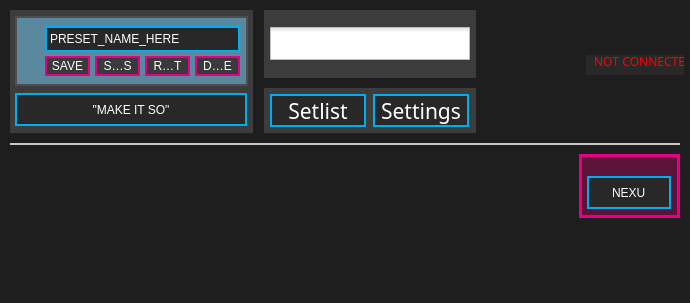
Above: standalone/advanced/forms/mainwindow.ui from Muse-Kinetics/softstep_editor before the change. Below: the same form after it.
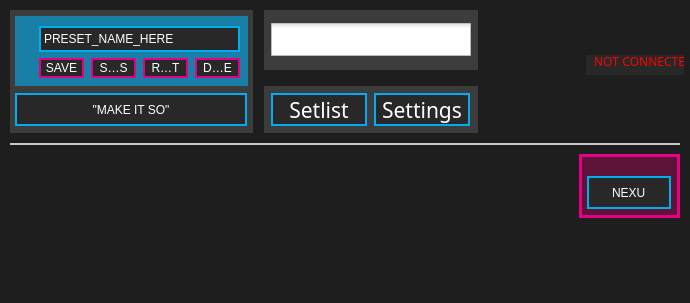
That is the form after the change. Icons and pictures are not drawn.

Commit message: some minor changes in the settings UI form — messing around with the global tab appearance. minor changes to the preset saving appearance.

Patch:
```diff
--- a/standalone/advanced/forms/mainwindow.ui
+++ b/standalone/advanced/forms/mainwindow.ui
@@ -120,14 +120,15 @@
       <string notr="true">/*----------- QFrame ------------*/
 QFrame
 {
-background: rgb(90,136,158);
-border: 2px solid rgb(78,78,80);
+	background: rgba(0, 174, 239, 150);
+/*background: rgba(90,136,158, 150);*/
+/*border: 2px solid rgb(78,78,80);*/
 }
 
 /*----------- QPushButton ------------*/
 QPushButton
 {
-	background: rgb(58,58,60);
+	background: rgb(40, 40, 40);
 	color: white;
 	border: 2px solid rgb(230,0,134);
 	font: 9pt &quot;Futura&quot;;
@@ -146,7 +147,7 @@
 /*----------- QToolButton ------------*/
 QToolButton
 {
-	background: rgb(58,58,60);
+	background: rgb(40, 40, 40);
 	color: white;
 	border: 2px solid rgb(230,0,134);
 	font: 9pt &quot;Futura&quot;;
@@ -238,8 +239,8 @@
      <widget class="QToolButton" name="save">
       <property name="geometry">
        <rect>
-        <x>30</x>
-        <y>40</y>
+        <x>24</x>
+        <y>42</y>
         <width>45</width>
         <height>20</height>
        </rect>
@@ -247,6 +248,9 @@
       <property name="toolTip">
        <string>Saves any changes to the &lt;br&gt;current preset.</string>
       </property>
+      <property name="styleSheet">
+       <string notr="true"/>
+      </property>
       <property name="text">
        <string>SAVE</string>
       </property>
@@ -254,8 +258,8 @@
      <widget class="QToolButton" name="saveas">
       <property name="geometry">
        <rect>
-        <x>80</x>
-        <y>40</y>
+        <x>76</x>
+        <y>42</y>
         <width>45</width>
         <height>20</height>
        </rect>
@@ -270,8 +274,8 @@
      <widget class="QToolButton" name="revert">
       <property name="geometry">
        <rect>
-        <x>130</x>
-        <y>40</y>
+        <x>128</x>
+        <y>42</y>
         <width>45</width>
         <height>20</height>
        </rect>
@@ -287,7 +291,7 @@
       <property name="geometry">
        <rect>
         <x>180</x>
-        <y>40</y>
+        <y>42</y>
         <width>45</width>
         <height>20</height>
        </rect>
@@ -302,9 +306,9 @@
      <widget class="QComboBox" name="presetmenu">
       <property name="geometry">
        <rect>
-        <x>30</x>
+        <x>24</x>
         <y>10</y>
-        <width>195</width>
+        <width>201</width>
         <height>26</height>
        </rect>
       </property>
@@ -481,9 +485,9 @@
     <property name="geometry">
      <rect>
       <x>264</x>
-      <y>88</y>
-      <width>212</width>
-      <height>45</height>
+      <y>86</y>
+      <width>214</width>
+      <height>47</height>
      </rect>
     </property>
     <property name="styleSheet">
@@ -502,8 +506,8 @@
     <widget class="QPushButton" name="opensetlist">
      <property name="geometry">
       <rect>
-       <x>6</x>
-       <y>6</y>
+       <x>7</x>
+       <y>7</y>
        <width>96</width>
        <height>33</height>
       </rect>
@@ -563,8 +567,8 @@
     <widget class="QPushButton" name="opensettings">
      <property name="geometry">
       <rect>
-       <x>109</x>
-       <y>6</y>
+       <x>110</x>
+       <y>7</y>
        <width>96</width>
        <height>33</height>
       </rect>
@@ -717,8 +721,8 @@
      <rect>
       <x>264</x>
       <y>10</y>
-      <width>212</width>
-      <height>68</height>
+      <width>214</width>
+      <height>60</height>
      </rect>
     </property>
     <property name="styleSheet">
@@ -737,8 +741,8 @@
     <widget class="QCheckBox" name="mode">
      <property name="geometry">
       <rect>
-       <x>6</x>
-       <y>11</y>
+       <x>7</x>
+       <y>7</y>
        <width>200</width>
        <height>45</height>
       </rect>
```
Left out of the diff: 2 changed lines with no effect on the pictures. The commit also changes 2 other files.
